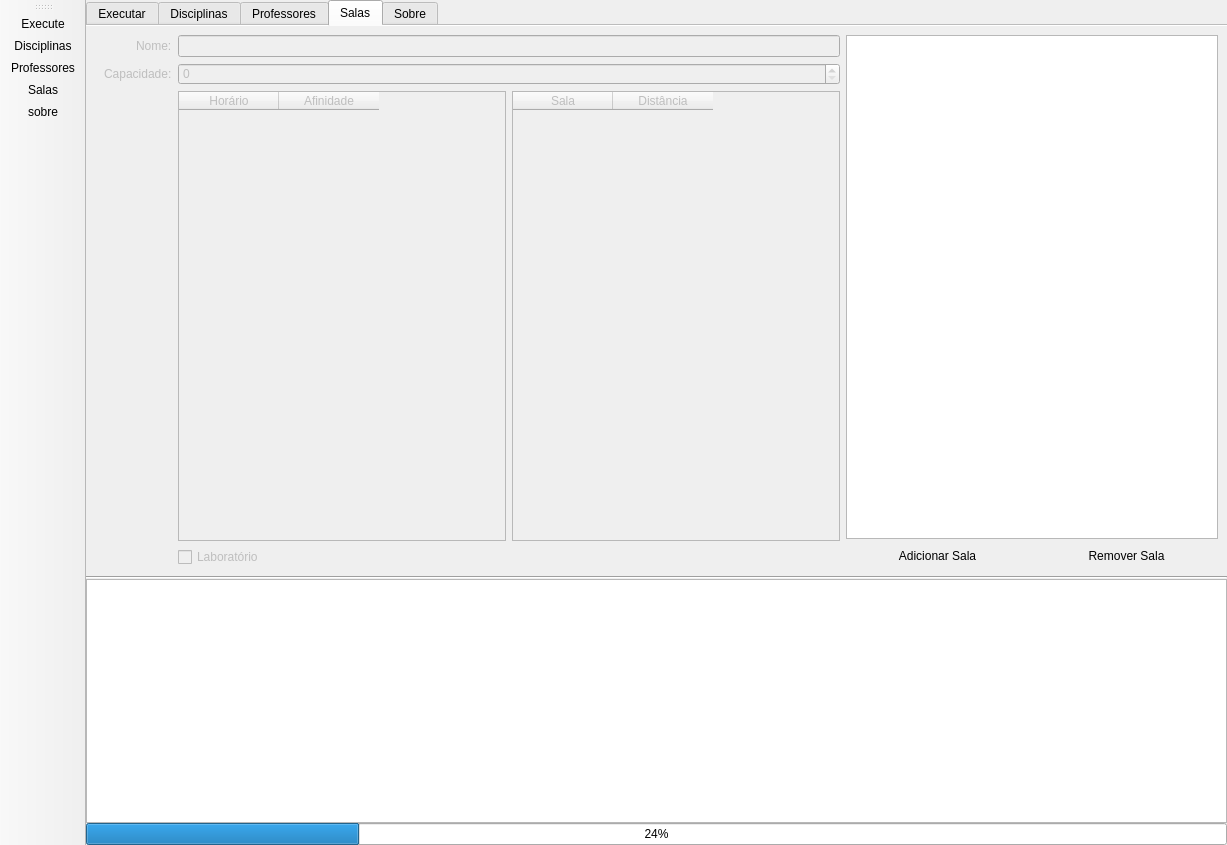
Above: resources/ui_files/main.ui from JoseitoOliveira/School-Timetabling before the change. Below: the same form after it.
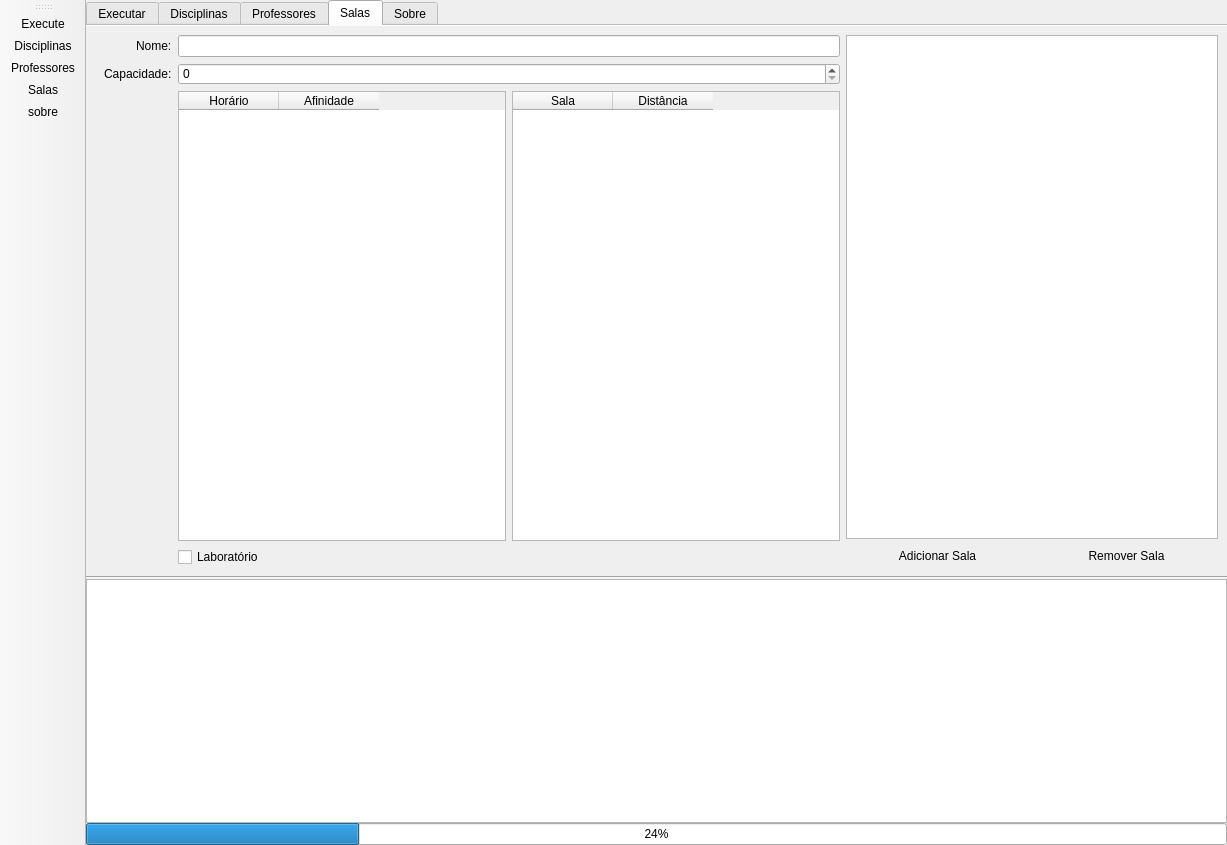
That is the form after the change. The open tabs and pages were chosen to show the change. Icons and pictures are not drawn.

Diff of the .ui file:
```diff
--- a/resources/ui_files/main.ui
+++ b/resources/ui_files/main.ui
@@ -667,7 +667,7 @@
         <item>
          <widget class="QGroupBox" name="form_sala">
           <property name="enabled">
-           <bool>false</bool>
+           <bool>true</bool>
           </property>
           <property name="styleSheet">
            <string notr="true">QGroupBox{border: 0px;}</string>
```
Left out of the diff: 4 changed lines with no effect on the pictures.
